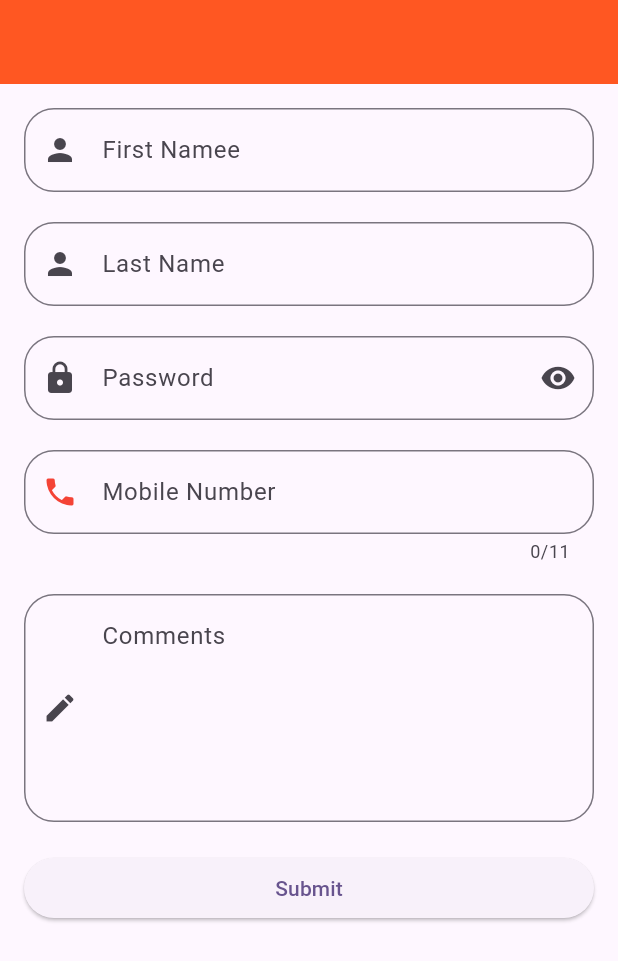
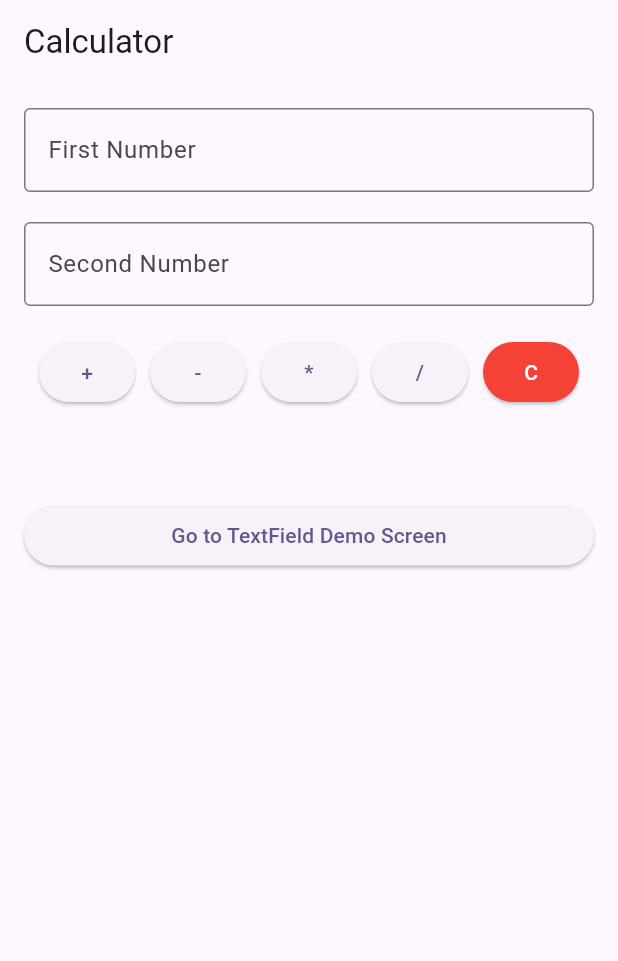
Before and after one commit to abidroid/sbbwu_session12_textfields_forms_navigation, a Flutter app: the screen it shows after launch, on a phone screen of 412 x 824 dp. Shown: the top 961 px of the screen. Run offline on Flutter 3.47's test engine with Material 3 defaults, Android fonts, the phone set to English and light mode, and no system bars; our stand-ins replace fluttertoast, gap.

Commit message:
simple caclualtor

```diff
--- a/lib/main.dart
+++ b/lib/main.dart
@@ -1,4 +1,5 @@
 import 'package:flutter/material.dart';
+import 'package:sbbwu_session12_textfields_forms_navigation/screens/simple_calculator.dart';
 import 'package:sbbwu_session12_textfields_forms_navigation/screens/textfield_demo_screen.dart';
 
 void main() {
@@ -18,7 +19,7 @@ class MyApp extends StatelessWidget {
         colorScheme: ColorScheme.fromSeed(seedColor: Colors.deepPurple),
         useMaterial3: true,
       ),
-      home: const TextFieldDemoScreen(),
+      home: const SimpleCalculator(),
     );
   }
 }
--- /dev/null
+++ b/lib/screens/simple_calculator.dart
@@ -0,0 +1,101 @@
+
+
+import 'package:flutter/material.dart';
+import 'package:gap/gap.dart';
+import 'package:sbbwu_session12_textfields_forms_navigation/screens/textfield_demo_screen.dart';
+
+class SimpleCalculator extends StatefulWidget {
+  const SimpleCalculator({super.key});
+
+  @override
+  State<SimpleCalculator> createState() => _SimpleCalculatorState();
+}
+
+class _SimpleCalculatorState extends State<SimpleCalculator> {
+
+  TextEditingController firstC = TextEditingController();
+  TextEditingController secondC = TextEditingController();
+
+  String result = '';
+
+  @override
+  Widget build(BuildContext context) {
+    return Scaffold(appBar:
+    AppBar(title: const Text('Calculator'),
+    ),
+    body: Padding(
+      padding: const EdgeInsets.all(16.0),
+      child: ListView(children: [
+
+        TextField(
+          keyboardType: TextInputType.number,
+          controller: firstC,
+          decoration: const InputDecoration(
+            hintText: 'First Number',
+            border: OutlineInputBorder()
+          ),
+        ),
+        const Gap(20),
+        TextField(
+          keyboardType: TextInputType.number,
+
+          controller: secondC,
+          decoration: const InputDecoration(
+              hintText: 'Second Number',
+              border: OutlineInputBorder()
+          ),
+        ),
+        const Gap(20),
+
+        Row(
+          mainAxisAlignment: MainAxisAlignment.spaceEvenly,
+          children: [
+          ElevatedButton(onPressed: (){
+
+            String first = firstC.text.trim();
+            String second = secondC.text.trim();
+
+            // converting string to int
+            int no1 = int.parse(first);
+            int no2 = int.parse(second);
+
+            int sum = no1 + no2;
+
+            setState(() {
+              result = 'Sum = $sum';
+            });
+
+
+          }, child: const Text('+')),
+          ElevatedButton(onPressed: (){}, child: const Text('-')),
+          ElevatedButton(onPressed: (){}, child: const Text('*')),
+          ElevatedButton(onPressed: (){}, child: const Text('/')),
+            ElevatedButton(
+                style: ElevatedButton.styleFrom(backgroundColor: Colors.red),
+                onPressed: (){
+                  firstC.clear();
+                  secondC.clear();
+
+                  setState(() {
+                    result = '';
+                  });
+
+                }, child: const Text('C', style: TextStyle(color: Colors.white),)),
+
+        ],),
+
+        const Gap(20),
+        Text(result),
+        const Gap(20),
+        ElevatedButton(onPressed: (){
+
+          Navigator.of(context).push(MaterialPageRoute(builder: (context){
+            return const TextFieldDemoScreen();
+          }));
+
+        }, child: const Text('Go to TextField Demo Screen'),),
+      ],),
+    ),
+    );
+  }
+}
```
